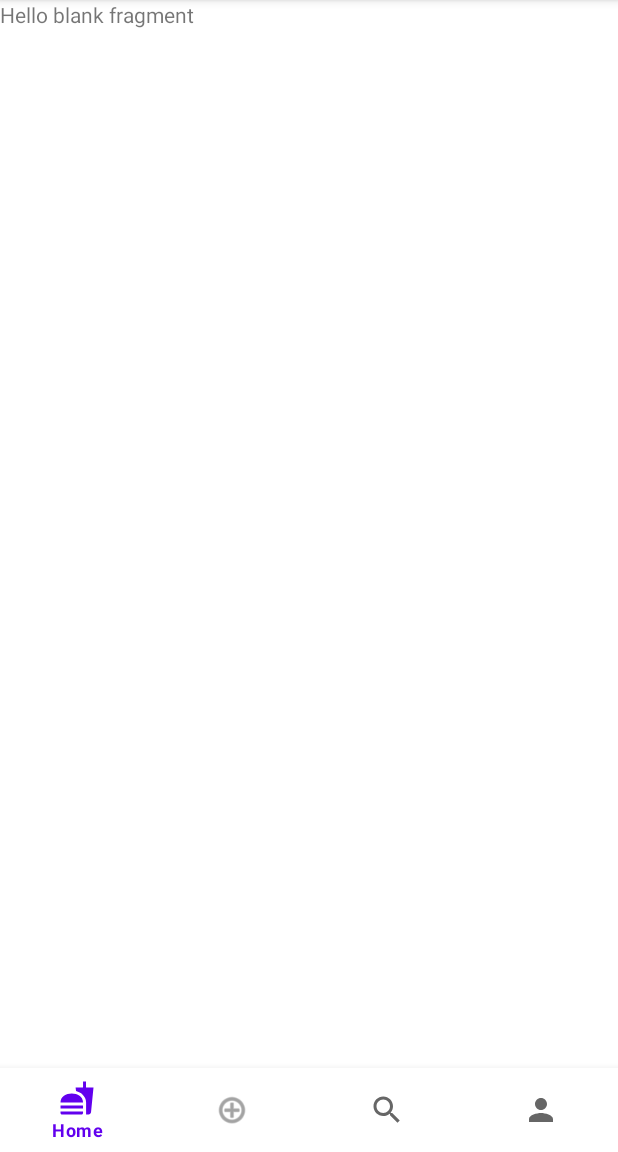
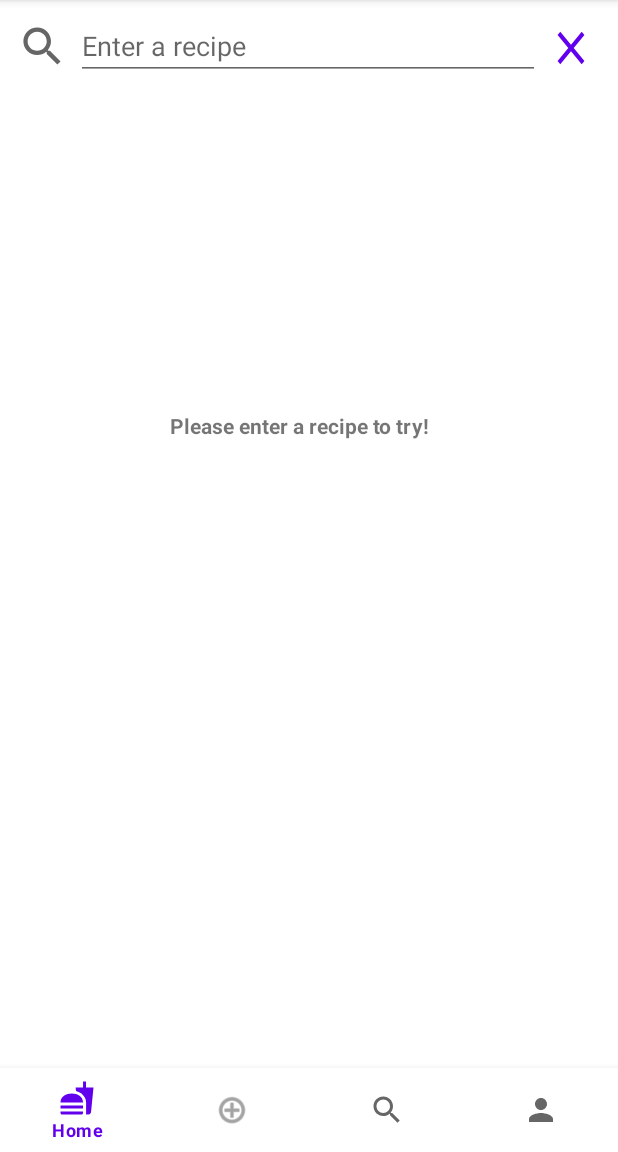
Before and after one commit to beatrice-casey/PennAppHack, an Android app: the fragment SearchFragment placed in its activity, on a phone screen of 412 x 824 dp, the part 84-1236 px from its top. Run offline under Robolectric (Android 15) with nearby library versions, the phone set to English and light mode, and no system bars; libraries missing offline, so code that uses them is left out: com.codepath.asynchttpclient, com.parse, org.parceler; pictures from the network do not load; 8 statements that could not run were skipped.

Commit message:
search complete

```diff
--- a/app/src/main/java/com/example/pennapphack/search/SearchFragment.java
+++ b/app/src/main/java/com/example/pennapphack/search/SearchFragment.java
@@ -1,60 +1,63 @@
 package com.example.pennapphack.search;
 
+import android.content.Context;
 import android.os.Bundle;
 
+import androidx.annotation.NonNull;
+import androidx.annotation.Nullable;
 import androidx.fragment.app.Fragment;
+import androidx.lifecycle.Observer;
+import androidx.lifecycle.ViewModelProviders;
+import androidx.recyclerview.widget.LinearLayoutManager;
+import androidx.recyclerview.widget.RecyclerView;
 
+import android.view.KeyEvent;
 import android.view.LayoutInflater;
 import android.view.View;
 import android.view.ViewGroup;
+import android.view.inputmethod.EditorInfo;
+import android.view.inputmethod.InputMethodManager;
+import android.widget.Button;
+import android.widget.EditText;
+import android.widget.ImageView;
+import android.widget.ProgressBar;
+import android.widget.TextView;
 
 import com.example.pennapphack.R;
+import com.example.pennapphack.home.PostsAdapter;
+import com.example.pennapphack.models.Post;
 
-/**
- * A simple {@link Fragment} subclass.
- * Use the {@link SearchFragment#newInstance} factory method to
- * create an instance of this fragment.
- */
+import java.util.ArrayList;
+import java.util.List;
+
 public class SearchFragment extends Fragment {
 
-    // TODO: Rename parameter arguments, choose names that match
-    // the fragment initialization parameters, e.g. ARG_ITEM_NUMBER
-    private static final String ARG_PARAM1 = "param1";
-    private static final String ARG_PARAM2 = "param2";
+    private EditText etEnterRecipe;
+    private Button btnClear;
+    private ImageView ivSearchIcon;
+    private RecyclerView rvPosts;
+    private List<Post> posts;
+    private PostsAdapter adapter;
+    private String query;
+    private TextView tvEmptyScreenNote;
+    private ProgressBar progressBar;
 
-    // TODO: Rename and change types of parameters
-    private String mParam1;
-    private String mParam2;
+    private SearchViewModel mViewModel;
+    private LinearLayoutManager linearLayoutManager;
+
+    public static final String TAG = "SearchFragment";
+
 
     public SearchFragment() {
         // Required empty public constructor
     }
 
-    /**
-     * Use this factory method to create a new instance of
-     * this fragment using the provided parameters.
-     *
-     * @param param1 Parameter 1.
-     * @param param2 Parameter 2.
-     * @return A new instance of fragment SearchFragment.
-     */
-    // TODO: Rename and change types and number of parameters
-    public static SearchFragment newInstance(String param1, String param2) {
-        SearchFragment fragment = new SearchFragment();
-        Bundle args = new Bundle();
-        args.putString(ARG_PARAM1, param1);
-        args.putString(ARG_PARAM2, param2);
-        fragment.setArguments(args);
-        return fragment;
-    }
 
     @Override
     public void onCreate(Bundle savedInstanceState) {
         super.onCreate(savedInstanceState);
-        if (getArguments() != null) {
-            mParam1 = getArguments().getString(ARG_PARAM1);
-            mParam2 = getArguments().getString(ARG_PARAM2);
-        }
+        mViewModel = new ViewModelProviders().of(this).get(SearchViewModel.class);
+
     }
 
     @Override
@@ -63,4 +66,68 @@ public class SearchFragment extends Fragment {
         // Inflate the layout for this fragment
         return inflater.inflate(R.layout.fragment_search, container, false);
     }
+
+    @Override
+    public void onViewCreated(@NonNull View view, @Nullable Bundle savedInstanceState) {
+        super.onViewCreated(view, savedInstanceState);
+
+        etEnterRecipe = view.findViewById(R.id.etEnterLocation);
+        btnClear = view.findViewById(R.id.btnClear);
+        btnClear.setBackgroundResource(R.drawable.ic_baseline_clear_24);
+        ivSearchIcon = view.findViewById(R.id.ivSearchIcon);
+        tvEmptyScreenNote = view.findViewById(R.id.tvEmptyScreenNote);
+        tvEmptyScreenNote.setText("Please enter a recipe to try!");
+        progressBar = view.findViewById(R.id.progressBar);
+        progressBar.setVisibility(View.GONE);
+
+        rvPosts = view.findViewById(R.id.rvPosts);
+        linearLayoutManager = new LinearLayoutManager(getContext());
+        rvPosts.setLayoutManager(linearLayoutManager);
+        posts = new ArrayList<>();
+        adapter = new PostsAdapter(getContext(), posts);
+        rvPosts.setAdapter(adapter);
+
+
+        etEnterRecipe.setOnKeyListener(new EditText.OnKeyListener() {
+            @Override
+            public boolean onKey(View view, int keyCode, KeyEvent keyEvent) {
+
+                if (keyCode == EditorInfo.IME_ACTION_SEARCH
+                        || keyCode == EditorInfo.IME_ACTION_DONE
+                        || keyEvent.getAction() == KeyEvent.ACTION_DOWN
+                        && keyEvent.getKeyCode() == KeyEvent.KEYCODE_ENTER) {
+                    progressBar.setVisibility(View.VISIBLE);
+                    InputMethodManager inputManager = (InputMethodManager) getContext().getSystemService(Context.INPUT_METHOD_SERVICE);
+                    inputManager.hideSoftInputFromWindow(etEnterRecipe.getApplicationWindowToken(), InputMethodManager.HIDE_NOT_ALWAYS);
+                    query = etEnterRecipe.getText().toString();
+                    mViewModel.getPostsforRecipe(query).observe(getViewLifecycleOwner(), new Observer<List<Post>>() {
+                        @Override
+                        public void onChanged(List<Post> posts) {
+                            // update UI
+                            if (!posts.isEmpty()) {
+                                tvEmptyScreenNote.setText("");
+                                adapter.setPosts(posts);
+                                progressBar.setVisibility(View.GONE);
+                            } else {
+                                tvEmptyScreenNote.setText("There are no recipes for this entry yet.");
+                            }
+
+                        }
+                    });
+                    return true;
+                }
+                return false;
+            }
+        });
+
+
+        btnClear.setOnClickListener(new View.OnClickListener() {
+            @Override
+            public void onClick(View view) {
+
+                etEnterRecipe.setText("");
+                adapter.clear();
+            }
+        });
+    }
 }
--- /dev/null
+++ b/app/src/main/java/com/example/pennapphack/search/SearchViewModel.java
@@ -0,0 +1,77 @@
+package com.example.pennapphack.search;
+
+import android.app.Application;
+import android.util.Log;
+
+import androidx.annotation.NonNull;
+import androidx.lifecycle.AndroidViewModel;
+import androidx.lifecycle.LiveData;
+import androidx.lifecycle.MutableLiveData;
+
+import com.codepath.asynchttpclient.AsyncHttpClient;
+import com.codepath.asynchttpclient.callback.JsonHttpResponseHandler;
+import com.example.pennapphack.models.Post;
+import com.parse.FindCallback;
+import com.parse.ParseException;
+import com.parse.ParseQuery;
+import com.parse.ParseUser;
+
+import org.json.JSONArray;
+import org.json.JSONException;
+import org.json.JSONObject;
+
+import java.util.ArrayList;
+import java.util.List;
+
+import okhttp3.Headers;
+
+public class SearchViewModel extends AndroidViewModel {
+
+    private MutableLiveData<List<Post>> posts;
+    private List<Post> listPosts;
+    public static final String TAG = "RestaurantsViewModel";
+    private String recipe;
+
+    public SearchViewModel(@NonNull Application application) {
+        super(application);
+    }
+
+    public LiveData<List<Post>> getPostsforRecipe(String query) {
+        posts = new MutableLiveData<>();
+        listPosts = new ArrayList<>();
+        recipe = query;
+        queryRecipes();
+
+        return posts;
+    }
+
+    private void queryRecipes() {
+        //Specify which class to query
+        ParseQuery<Post> query = ParseQuery.getQuery(Post.class);
+        //get the user who made the post
+        query.include(Post.KEY_USER);
+        //query.whereEqualTo(Post.KEY_PRICE, pricePref);
+        query.include(Post.KEY_RECIPE_NAME);
+        query.addDescendingOrder(Post.KEY_CREATED);
+        //get the preferred time
+
+        query.findInBackground(new FindCallback<Post>() {
+            @Override
+            public void done(List<Post> postResults, ParseException e) {
+                if (e != null) {
+                    Log.e(TAG, "Issue with getting posts", e);
+                    return;
+                }
+                int i;
+                for (i = 0; i < postResults.size(); i++) {
+                    if (postResults.get(i).getRecipeName().toLowerCase() != recipe.toLowerCase()) {
+                        postResults.remove(i);
+                    }
+                }
+                listPosts.addAll(postResults);
+                posts.setValue(listPosts);
+
+            }
+        });
+    }
+}
--- /dev/null
+++ b/app/src/main/res/drawable/ic_baseline_clear_24.xml
@@ -0,0 +1,10 @@
+<vector xmlns:android="http://schemas.android.com/apk/res/android"
+    android:width="24dp"
+    android:height="24dp"
+    android:viewportWidth="24"
+    android:viewportHeight="24"
+    android:tint="?attr/colorControlNormal">
+  <path
+      android:fillColor="@android:color/white"
+      android:pathData="M19,6.41L17.59,5 12,10.59 6.41,5 5,6.41 10.59,12 5,17.59 6.41,19 12,13.41 17.59,19 19,17.59 13.41,12z"/>
+</vector>
--- a/app/src/main/res/layout/fragment_search.xml
+++ b/app/src/main/res/layout/fragment_search.xml
@@ -1,14 +1,78 @@
 <?xml version="1.0" encoding="utf-8"?>
-<FrameLayout xmlns:android="http://schemas.android.com/apk/res/android"
+<RelativeLayout xmlns:android="http://schemas.android.com/apk/res/android"
+    xmlns:app="http://schemas.android.com/apk/res-auto"
     xmlns:tools="http://schemas.android.com/tools"
     android:layout_width="match_parent"
     android:layout_height="match_parent"
+    android:layout_margin="8dp"
     tools:context=".search.SearchFragment">
 
-    <!-- TODO: Update blank fragment layout -->
-    <TextView
+    <ImageView
+        android:id="@+id/ivSearchIcon"
+        android:layout_width="34dp"
+        android:layout_height="34dp"
+        android:layout_alignParentStart="true"
+        android:layout_alignParentTop="true"
+        android:layout_marginStart="3dp"
+        android:layout_marginTop="6dp"
+        android:src="@drawable/ic_baseline_search_24"
+        app:srcCompat="@drawable/ic_baseline_search_24" />
+
+    <EditText
+        android:id="@+id/etEnterLocation"
+        android:layout_width="309dp"
+        android:layout_height="wrap_content"
+        android:layout_alignParentTop="true"
+        android:layout_marginStart="5dp"
+        android:layout_marginTop="0dp"
+        android:layout_toEndOf="@+id/ivSearchIcon"
+        android:ems="10"
+        android:inputType="text"
+        android:privateImeOptions="actionDone"
+        android:gravity="start|top"
+        android:singleLine="true"
+        android:imeOptions="actionGo"
+        android:hint="Enter a recipe" />
+
+    <Button
+        android:id="@+id/btnClear"
+        android:layout_width="34dp"
+        android:layout_height="37dp"
+        android:layout_alignParentTop="true"
+        android:layout_alignParentEnd="true"
+        android:layout_marginStart="5dp"
+        android:layout_marginTop="5dp"
+        android:layout_marginEnd="8dp"
+        android:layout_toEndOf="@+id/etEnterLocation"
+        android:backgroundTint="@android:color/transparent" />
+
+    <androidx.recyclerview.widget.RecyclerView
+        android:id="@+id/rvPosts"
         android:layout_width="match_parent"
         android:layout_height="match_parent"
-        android:text="@string/hello_blank_fragment" />
+        android:layout_below="@+id/etEnterLocation"
+        android:layout_centerHorizontal="true"
+        android:layout_marginTop="5dp" />
 
-</FrameLayout>
+    <TextView
+        android:id="@+id/tvEmptyScreenNote"
+        android:layout_width="231dp"
+        android:layout_height="69dp"
+        android:layout_alignParentStart="true"
+        android:layout_alignParentTop="true"
+        android:layout_marginStart="76dp"
+        android:layout_marginTop="266dp"
+        android:textAlignment="center"
+        android:textStyle="bold"
+        tools:text="Please enter a recipe" />
+
+    <ProgressBar
+        android:id="@+id/progressBar"
+        android:layout_width="wrap_content"
+        android:layout_height="wrap_content"
+        android:layout_alignParentTop="true"
+        android:layout_centerHorizontal="true"
+        android:layout_marginTop="319dp"
+        android:indeterminate="true" />
+
+</RelativeLayout>
```
